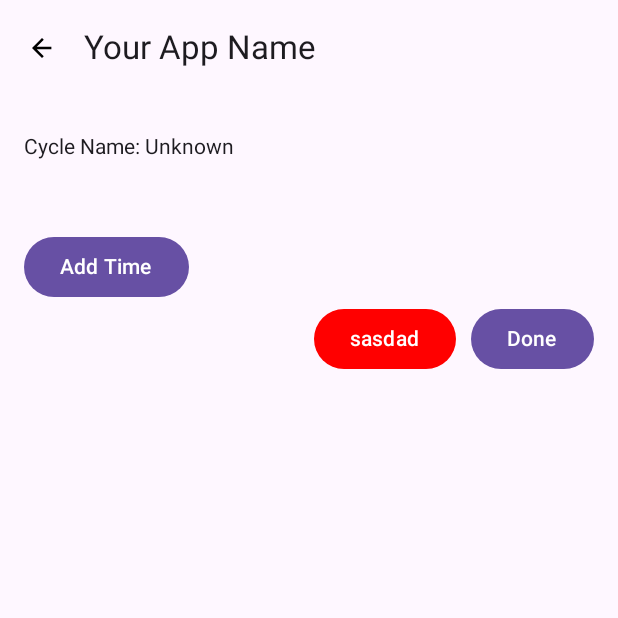
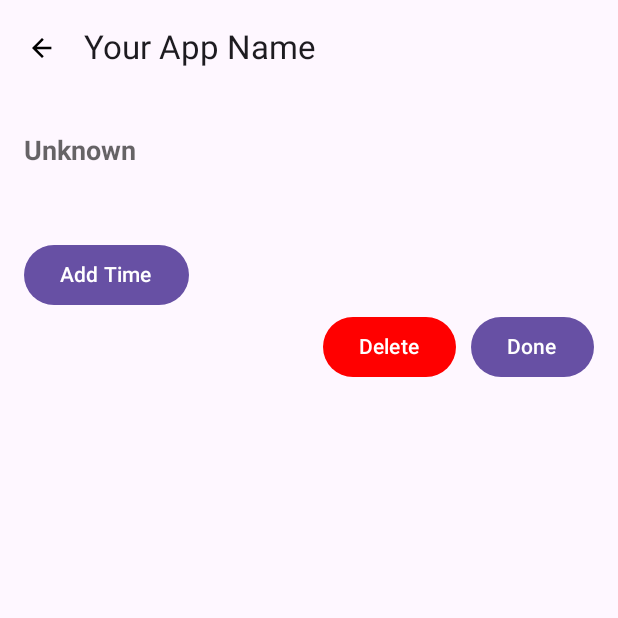
Before and after one commit to gull28/sleepcycle, an Android app built with Jetpack Compose: the SleepCycleScreen screen opened through its navigation route, on a phone screen of 412 x 824 dp, the top half of it. Run offline under Robolectric (Android 15) with nearby library versions, the phone set to English and light mode, and no system bars; our stand-ins replace Dagger/Hilt's generated code, livedata-compose.

Commit message:
Styling updates

```diff
--- a/app/src/main/java/com/example/sleep_cycle/data/viewmodels/SleepCycleViewModel.kt
+++ b/app/src/main/java/com/example/sleep_cycle/data/viewmodels/SleepCycleViewModel.kt
@@ -166,11 +166,6 @@ class SleepCycleViewModel @Inject constructor(
         // find the active cycle
     }
 
-    fun resetNotifAction(){
-        val broadcastIntent = Intent("UPDATE_SLEEP_CYCLE")
-        appContext.sendBroadcast(broadcastIntent)
-    }
-
     fun toggleActive(id: Long) {
         // find the sleepCycle
         val result = sleepCycleRepository.toggleActive(id)
@@ -187,6 +182,7 @@ class SleepCycleViewModel @Inject constructor(
     }
 
 
+
     private fun loadSleepTimes() {
         // Load sleep times from repository and update the LiveData
         viewModelScope.launch {
--- a/app/src/main/java/com/example/sleep_cycle/ui/screens/SleepCycleFragment.kt
+++ b/app/src/main/java/com/example/sleep_cycle/ui/screens/SleepCycleFragment.kt
@@ -21,6 +21,8 @@ import com.example.sleep_cycle.ui.components.SleepTimeList
 import androidx.compose.runtime.livedata.observeAsState
 import androidx.compose.ui.Alignment
 import androidx.compose.ui.graphics.Color
+import androidx.compose.ui.text.font.FontWeight
+import androidx.compose.ui.unit.sp
 import com.example.sleep_cycle.data.repository.SleepCycleRepository
 import com.example.sleep_cycle.data.repository.SleepTimeRepository
 
@@ -46,7 +48,12 @@ fun SleepCycleScreen(navController: NavController, viewModel: SleepCycleViewMode
     }
 
     Column(modifier = Modifier.padding(16.dp)) {
-        Text(text = "Cycle Name: ${sleepCycle?.name ?: "Unknown"}")
+        Text(
+            text = "${sleepCycle?.name ?: "Unknown"}",
+            fontSize = 18.sp,
+            fontWeight = FontWeight.Bold,
+            color = Color.Black.copy(alpha = 0.6f)
+        )
 
         // Use the mutable version of sleepTimes for list operations
         SleepTimeList(
@@ -77,7 +84,7 @@ fun SleepCycleScreen(navController: NavController, viewModel: SleepCycleViewMode
                 }
             ){
                 Text(
-                    text = "sasdad"
+                    text = "Delete"
                 )
             }
 
```
